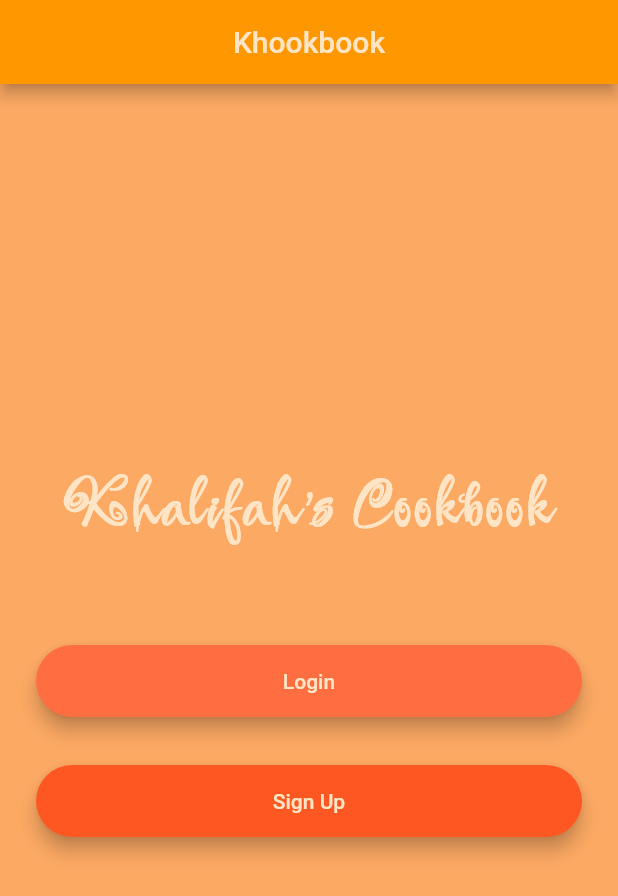
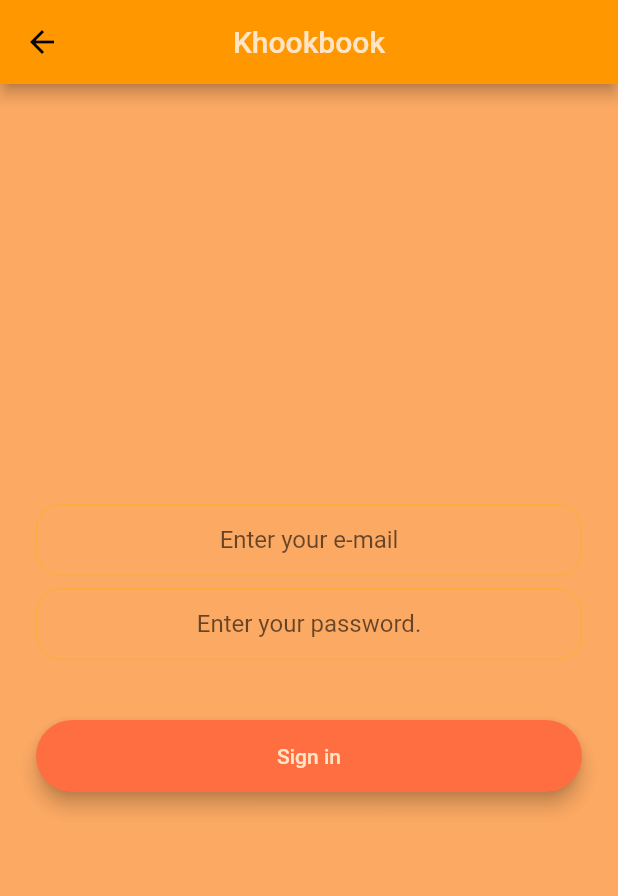
Before and after one commit to Detective-Khalifah/khookbook, a Flutter app: the screen it shows after launch, after a tap on "Login", on a phone screen of 412 x 824 dp. Shown: the top 896 px of the screen. Run offline on Flutter 3.47's test engine with Material 2 defaults, Android fonts, the phone set to English and light mode, and no system bars; drawn by our look-alikes of animated_text_kit, modal_progress_hud_nsn; our stand-ins replace google_fonts; network calls fail.

Commit message:
Add SignInPage -- sign_in_page.dart Add SignInPage route in main.dart     - route to sign_in_page.dart via WelcomePage -- welcome_page.dart

```diff
--- a/lib/main.dart
+++ b/lib/main.dart
@@ -1,6 +1,7 @@
 import 'package:flutter/material.dart';
 import 'package:khookbook/pages/category_page.dart';
 import 'package:khookbook/pages/meal_page.dart';
+import 'package:khookbook/pages/sign_in_page.dart';
 import 'package:khookbook/pages/sign_up_page.dart';
 import 'package:khookbook/pages/specific_category_page.dart';
 import 'package:khookbook/pages/welcome_page.dart';
@@ -39,6 +40,7 @@ class MyApp extends StatelessWidget {
         /*MealPage.id: (context) => MealPage(mealId: '52874'),*/
         // TODO: Remove after 'tasting...'
         CategoryPage.id: (context) => CategoryPage(title: 'Recipe Categories'),
+        SignInPage.id: (context) => SignInPage(title: 'Khookbook'),
         SignUpPage.id: (context) => SignUpPage(title: 'Khookbook'),
         WelcomePage.id: (context) => WelcomePage(title: 'Khookbook'),
       },
--- /dev/null
+++ b/lib/pages/sign_in_page.dart
@@ -0,0 +1,71 @@
+import 'package:flutter/material.dart';
+import 'package:google_fonts/google_fonts.dart';
+import 'package:khookbook/components/rounded_button.dart';
+import 'package:khookbook/utilities/constants.dart';
+import 'package:modal_progress_hud_nsn/modal_progress_hud_nsn.dart';
+
+class SignInPage extends StatefulWidget {
+  static const String id = 'sign_in';
+  final String title;
+
+  SignInPage({Key? key, required this.title}) : super(key: key);
+
+  @override
+  _SignInPageState createState() => _SignInPageState();
+}
+
+class _SignInPageState extends State<SignInPage> {
+  bool showSpinner = false;
+
+  @override
+  Widget build(BuildContext context) {
+    return Scaffold(
+      appBar: AppBar(
+        title: Text(
+          widget.title,
+          style: GoogleFonts.rockSalt(
+            color: Color(0xFFFFE5C6),
+          ),
+        ),
+      ),
+      body: ModalProgressHUD(
+        inAsyncCall: showSpinner,
+        child: Padding(
+          padding: EdgeInsets.symmetric(horizontal: 24.0),
+          child: Column(
+            mainAxisAlignment: MainAxisAlignment.center,
+            crossAxisAlignment: CrossAxisAlignment.stretch,
+            children: <Widget>[
+              TextField(
+                  textAlign: TextAlign.center,
+                  keyboardType: TextInputType.emailAddress,
+                  onChanged: (value) {},
+                  decoration: kTextFieldDecoration.copyWith(
+                      hintText: 'Enter your e-mail')),
+              SizedBox(
+                height: 8.0,
+              ),
+              TextField(
+                  obscureText: true,
+                  textAlign: TextAlign.center,
+                  onChanged: (value) {},
+                  decoration: kTextFieldDecoration.copyWith(
+                      hintText: 'Enter your password.')),
+              SizedBox(
+                height: 24.0,
+              ),
+              RoundedButton(
+                  colour: Colors.deepOrangeAccent,
+                  label: 'Sign in',
+                  onPressed: () async {
+                    setState(() {
+                      showSpinner = true;
+                    });
+                  }),
+            ],
+          ),
+        ),
+      ),
+    );
+  }
+}
--- a/lib/pages/welcome_page.dart
+++ b/lib/pages/welcome_page.dart
@@ -2,6 +2,7 @@ import 'package:animated_text_kit/animated_text_kit.dart';
 import 'package:flutter/material.dart';
 import 'package:google_fonts/google_fonts.dart';
 import 'package:khookbook/components/rounded_button.dart';
+import 'package:khookbook/pages/sign_in_page.dart';
 import 'package:khookbook/pages/sign_up_page.dart';
 
 class WelcomePage extends StatefulWidget {
@@ -63,7 +64,9 @@ class _WelcomePageState extends State<WelcomePage> {
             RoundedButton(
                 colour: Colors.deepOrangeAccent,
                 label: 'Login',
-                onPressed: () {}),
+                onPressed: () {
+                  Navigator.pushNamed(context, SignInPage.id);
+                }),
             RoundedButton(
                 colour: Colors.deepOrange,
                 label: 'Sign Up',
```
